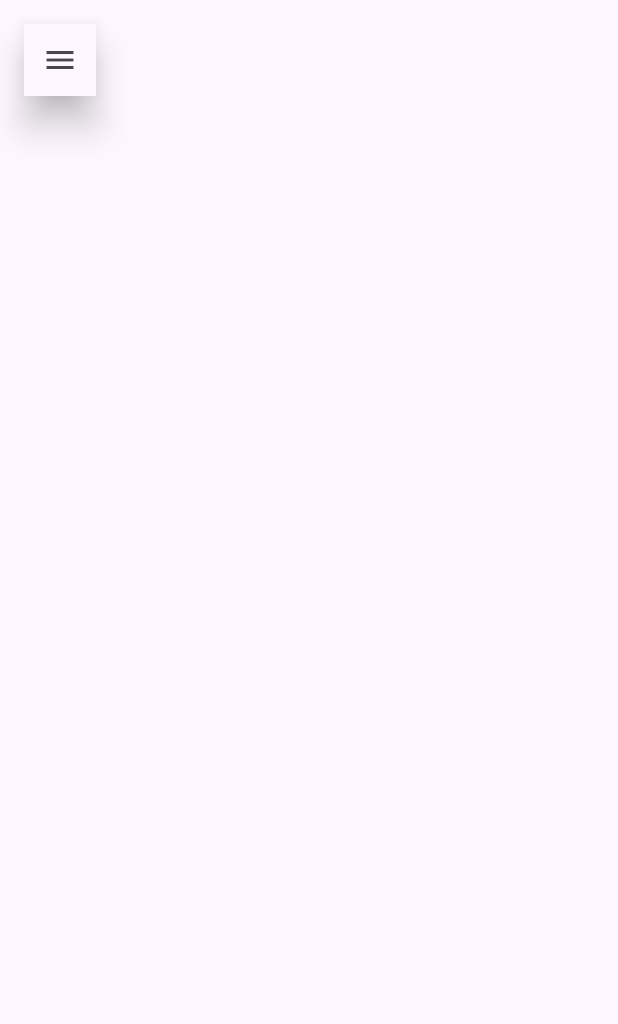
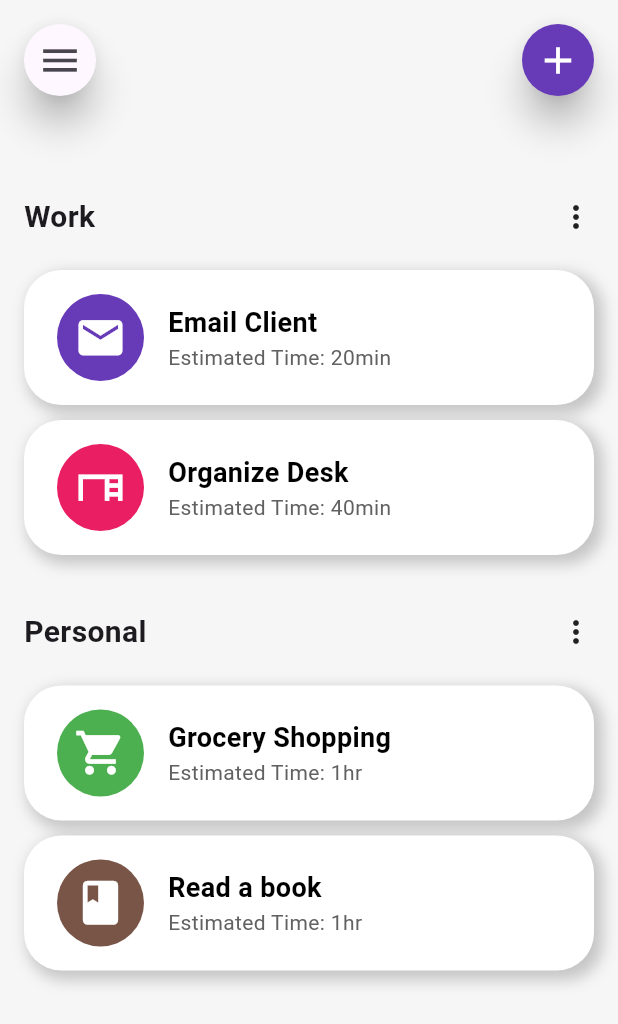
Before and after one commit to zalakajr/Modern-Todo-flutter-application, a Flutter app: the screen it shows after launch, on a phone screen of 412 x 824 dp. Shown: the top 1024 px of the screen. Run offline on Flutter 3.47's test engine with Material 3 defaults, Android fonts, the phone set to English and light mode, and no system bars; our stand-ins replace device_preview.

Commit message:
worked on the header and the category tasks

```diff
--- /dev/null
+++ b/lib/components/categoriesandtasksection.dart
@@ -0,0 +1,112 @@
+import 'package:flutter/material.dart';
+import 'package:moderntodoapp/constants/colors.dart';
+import 'package:moderntodoapp/util/category_and_task.dart';
+
+class Categoriesandtasksection extends StatefulWidget {
+  const Categoriesandtasksection({super.key, required this.categoryTask});
+
+  // accessing category task
+  final CategoryTask categoryTask;
+
+  @override
+  State<Categoriesandtasksection> createState() =>
+      _CategoriesandtasksectionState();
+}
+
+class _CategoriesandtasksectionState extends State<Categoriesandtasksection> {
+  @override
+  Widget build(BuildContext context) {
+    final category = widget.categoryTask;
+
+    return Padding(
+      padding: const EdgeInsets.symmetric(vertical: 16),
+      child: Column(
+        crossAxisAlignment: CrossAxisAlignment.start,
+        children: [
+          // Category Title and Options
+          Row(
+            mainAxisAlignment: MainAxisAlignment.spaceBetween,
+            children: [
+              Text(
+                category.categoryName,
+                style:
+                    const TextStyle(fontSize: 20, fontWeight: FontWeight.bold),
+              ),
+              const Icon(Icons.more_vert),
+            ],
+          ),
+          const SizedBox(height: 16),
+
+          // Task List
+
+          Column(
+            children: category.tasks.map((task) {
+              return Padding(
+                padding: const EdgeInsets.symmetric(vertical: 5),
+                child: AnimatedContainer(
+                  height: 90,
+                  decoration: BoxDecoration(
+                      color: containerColor,
+                      borderRadius: BorderRadius.circular(25),
+                      boxShadow: [
+                        BoxShadow(
+                            color: Colors.black.withOpacity(.2),
+                            spreadRadius: 2,
+                            blurRadius: 8,
+                            offset: Offset(4, 4))
+                      ]),
+                  duration: Duration(milliseconds: 400),
+                  child: Row(
+                    mainAxisAlignment: MainAxisAlignment.spaceBetween,
+                    children: [
+                      Padding(
+                        padding: const EdgeInsets.all(16),
+                        child: Row(
+                          children: [
+                            CircleAvatar(
+                              radius: 35,
+                              backgroundColor: task.iconbgColor,
+                              child: Icon(
+                                task.icon,
+                                color: Colors.white,
+                                size: 35,
+                              ),
+                            ),
+                            SizedBox(
+                              width: 10,
+                            ),
+                            Column(
+                              mainAxisAlignment: MainAxisAlignment.center,
+                              crossAxisAlignment: CrossAxisAlignment.start,
+                              children: [
+                                Text(
+                                  task.title,
+                                  style: TextStyle(
+                                    fontSize: 18,
+                                    fontWeight: FontWeight.bold,
+                                    color: Colors.black,
+                                  ),
+                                ),
+                                Text(
+                                  '${task.subtitle}: ${task.estimatedTime}',
+                                  style: TextStyle(
+                                    fontSize: 14,
+                                    color: Colors.grey[700],
+                                  ),
+                                ),
+                              ],
+                            )
+                          ],
+                        ),
+                      ),
+                    ],
+                  ),
+                ),
+              );
+            }).toList(),
+          ),
+        ],
+      ),
+    );
+  }
+}
--- a/lib/components/header.dart
+++ b/lib/components/header.dart
@@ -1,17 +1,92 @@
 import 'package:flutter/material.dart';
+import 'package:moderntodoapp/constants/colors.dart';
 
-class Header extends StatelessWidget {
+class Header extends StatefulWidget {
   const Header({super.key});
 
   @override
+  State<Header> createState() => _HeaderState();
+}
+
+class _HeaderState extends State<Header> {
+  @override
   Widget build(BuildContext context) {
+    // Add function
+    void addTodo() {
+      setState(() {
+        // Show AlertDialog when "Add" button is pressed
+        showDialog(
+          context: context,
+          builder: (BuildContext context) {
+            return AlertDialog(
+              // AlertDialog properties
+              backgroundColor: Colors.white,
+              contentPadding: EdgeInsets.zero,
+              insetPadding: EdgeInsets.symmetric(
+                  horizontal: 50, vertical: 100), // Center the dialog
+              shape: RoundedRectangleBorder(
+                borderRadius: BorderRadius.circular(10), // Rounded corners
+              ),
+              content: Container(
+                height: 200,
+                width: 200,
+                decoration: BoxDecoration(
+                  color: Colors.white,
+                  borderRadius:
+                      BorderRadius.circular(10), // Add rounded corners
+                  boxShadow: [
+                    BoxShadow(
+                      color: Colors.black.withOpacity(0.2),
+                      blurRadius: 10,
+                      offset: Offset(0, 4),
+                    ),
+                  ],
+                ),
+                child: Center(
+                  child: Text(
+                    'Centered Text',
+                    style: TextStyle(
+                      fontSize: 18,
+                      color: Colors.black,
+                    ),
+                  ),
+                ),
+              ),
+            );
+          },
+        );
+      });
+    }
+
     return Row(
+      mainAxisAlignment: MainAxisAlignment.spaceBetween,
       children: [
-        //drawer icon
-
+        // Drawer icon
         Material(
           elevation: 10,
-          child: IconButton(onPressed: () {}, icon: Icon(Icons.menu)),
+          shape: CircleBorder(),
+          child: IconButton(
+            onPressed: () {},
+            icon: Icon(Icons.menu),
+            iconSize: 30,
+          ),
+        ),
+
+        // Add icon
+        Material(
+          color: addbuttonColor,
+          elevation: 10,
+          shape: CircleBorder(),
+          child: IconButton(
+            onPressed: () {
+              addTodo();
+            },
+            icon: Icon(
+              Icons.add,
+              color: Colors.white,
+            ),
+            iconSize: 30,
+          ),
         )
       ],
     );
--- /dev/null
+++ b/lib/constants/colors.dart
@@ -0,0 +1,5 @@
+import 'package:flutter/material.dart';
+
+Color addbuttonColor = Colors.deepPurple;
+Color surface = Color(0xFFF6F6F6);
+Color containerColor = Colors.white;
--- a/lib/screens/homescreen.dart
+++ b/lib/screens/homescreen.dart
@@ -1,5 +1,8 @@
 import 'package:flutter/material.dart';
+import 'package:moderntodoapp/components/categoriesandtasksection.dart';
 import 'package:moderntodoapp/components/header.dart';
+import 'package:moderntodoapp/constants/colors.dart';
+import 'package:moderntodoapp/util/category_and_task.dart';
 
 class Home extends StatefulWidget {
   const Home({super.key});
@@ -8,18 +11,65 @@ class Home extends StatefulWidget {
   State<Home> createState() => _HomeState();
 }
 
+final List<CategoryTask> categories = [
+  CategoryTask(categoryName: 'Work', tasks: [
+    Task(
+        icon: Icons.email,
+        iconbgColor: Colors.deepPurple,
+        title: 'Email Client',
+        subtitle: 'Estimated Time',
+        estimatedTime: '20min'),
+    Task(
+        icon: Icons.desk,
+        iconbgColor: Colors.pink,
+        title: 'Organize Desk',
+        subtitle: 'Estimated Time',
+        estimatedTime: '40min')
+  ]),
+  CategoryTask(categoryName: 'Personal', tasks: [
+    Task(
+        icon: Icons.shopping_cart,
+        iconbgColor: Colors.green,
+        title: 'Grocery Shopping',
+        subtitle: 'Estimated Time',
+        estimatedTime: '1hr'),
+    Task(
+        icon: Icons.book,
+        iconbgColor: Colors.brown,
+        title: 'Read a book',
+        subtitle: 'Estimated Time',
+        estimatedTime: '1hr')
+  ]),
+];
+
 class _HomeState extends State<Home> {
   @override
   Widget build(BuildContext context) {
     return Scaffold(
-        body: Padding(
-      padding: EdgeInsets.all(16),
-      child: Column(
-        children: [
-          // header
-          Header()
-        ],
+      backgroundColor: surface,
+      body: Padding(
+        padding: const EdgeInsets.all(16),
+        child: SafeArea(
+          child: Column(
+            children: [
+              // Header Section
+              const Header(),
+              const SizedBox(height: 50),
+
+              // Categories and Tasks Section
+              Expanded(
+                child: ListView.builder(
+                  itemCount: categories.length,
+                  itemBuilder: (context, index) {
+                    return Categoriesandtasksection(
+                        categoryTask: categories[index]);
+                  },
+                ),
+              )
+            ],
+          ),
+        ),
       ),
-    ));
+    );
   }
 }
--- /dev/null
+++ b/lib/util/category_and_task.dart
@@ -0,0 +1,23 @@
+import 'package:flutter/material.dart';
+
+class CategoryTask {
+  final String categoryName;
+  final List<Task> tasks;
+
+  CategoryTask({required this.categoryName, required this.tasks});
+}
+
+class Task {
+  final IconData icon;
+  final Color iconbgColor;
+  final String title;
+  final String subtitle;
+  final String estimatedTime;
+
+  Task(
+      {required this.icon,
+      required this.iconbgColor,
+      required this.title,
+      required this.subtitle,
+      required this.estimatedTime});
+}
```
